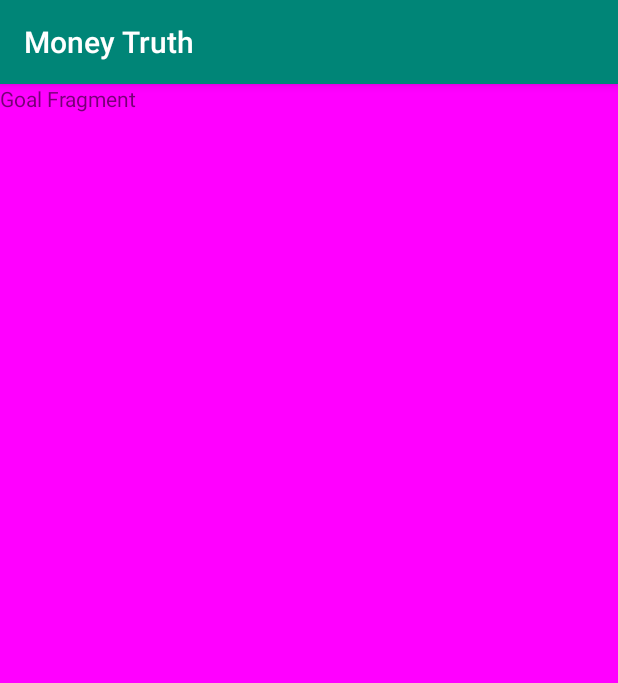
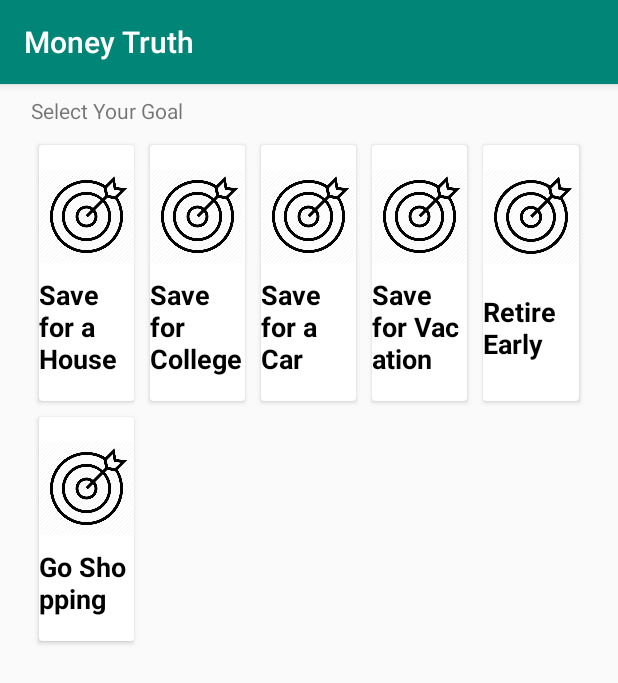
Before and after one commit to niteshjainmj/cuteapp, an Android app: the fragment GoalFragment shown on its own in the app's theme, on a phone screen of 412 x 824 dp. Shown: the top 683 px of the screen. Run offline under Robolectric (Android 15) with nearby library versions, the phone set to English and light mode, and no system bars.

Commit message:
Added goal grid design

```diff
--- a/app/src/main/java/com/moneytruth/dummy/AppManager.kt
+++ b/app/src/main/java/com/moneytruth/dummy/AppManager.kt
@@ -13,6 +13,14 @@ class AppManager private constructor()  {
         const val SETTING_GOAL_INDEX = 1
         const val SETTING_UI_INDEX = 2
         const val SETTING_HISTORY_INDEX = 3
+
+
+        const val GOAL_HOUSE_INDEX = 1
+        const val GOAL_COLLAGE_INDEX = 2
+        const val GOAL_CAR_INDEX = 3
+        const val GOAL_VACATION_INDEX = 4
+        const val GOAL_RETIRE_INDEX = 5
+        const val GOAL_SHOPPING_INDEX = 6
 
         const val SHARED_PREF_BG_COLOR_KEY = "app_bg_color"
         const val SHARED_PREF_BTN_COLOR_KEY = "app_btn_color"
@@ -126,6 +134,19 @@ class AppManager private constructor()  {
     }
 
 
+    fun getAllGoalList(aContext : Context): ArrayList<GoalItem>{
+        val list = ArrayList<GoalItem>()
+        list.add(GoalItem(aContext.getString(R.string.goal_one), R.drawable.goal_image, GOAL_HOUSE_INDEX, false))
+        list.add(GoalItem(aContext.getString(R.string.goal_two), R.drawable.goal_image, GOAL_COLLAGE_INDEX, false))
+        list.add(GoalItem(aContext.getString(R.string.goal_three), R.drawable.goal_image, GOAL_CAR_INDEX, false))
+        list.add(GoalItem(aContext.getString(R.string.goal_four), R.drawable.goal_image, GOAL_VACATION_INDEX, false))
+        list.add(GoalItem(aContext.getString(R.string.goal_five), R.drawable.goal_image, GOAL_RETIRE_INDEX, false))
+        list.add(GoalItem(aContext.getString(R.string.goal_six), R.drawable.goal_image, GOAL_SHOPPING_INDEX, false))
+        return list
+
+    }
+
+
 //    init {
 //    }
 //
--- /dev/null
+++ b/app/src/main/java/com/moneytruth/dummy/GoalAdapter.kt
@@ -0,0 +1,58 @@
+package com.moneytruth.dummy
+
+import android.content.Context
+import android.view.LayoutInflater
+import android.view.View
+import android.view.ViewGroup
+import android.widget.ImageView
+import android.widget.TextView
+import androidx.constraintlayout.widget.ConstraintLayout
+import androidx.recyclerview.widget.RecyclerView
+import com.moneytruth.R
+import kotlinx.android.synthetic.main.goal_grid_item.view.*
+
+class GoalAdapter(var mContext : Context, var aGoalList : ArrayList<GoalItem>, var mSelectedIndex : Int,
+                  var  mClickCallBack:
+                      (aPosition : Int, aGaolItem :GoalItem) -> Unit) :
+RecyclerView.Adapter<GoalAdapter.ViewHolder>() {
+
+
+    override fun onCreateViewHolder(parent: ViewGroup, viewType: Int): ViewHolder {
+        val view = LayoutInflater.from(parent.context)
+            .inflate(R.layout.goal_grid_item, parent, false)
+        return ViewHolder(view)
+    }
+
+    override fun onBindViewHolder(holder: ViewHolder, position: Int) {
+        val item = aGoalList[position]
+        holder.textView.text = item.mTitle
+
+        holder.chileMainView.background = if (mSelectedIndex == position) mContext.getDrawable(R.drawable.rounded_corner_goal_selector_bg) else null
+
+        holder.itemView.setOnClickListener{
+            mClickCallBack(position, item)
+            if (mSelectedIndex != -1){
+                val lastSelect = mSelectedIndex
+                mSelectedIndex = position
+                notifyItemChanged(lastSelect)
+                notifyItemChanged(mSelectedIndex)
+            }else{
+                mSelectedIndex = position
+                notifyItemChanged(mSelectedIndex)
+            }
+
+        }
+
+//        holder.itemView.setOnClickListener{
+//            mClickListenerCallBack(item, position)
+//        }
+    }
+
+    override fun getItemCount() = aGoalList.size
+
+    inner class ViewHolder(view: View) : RecyclerView.ViewHolder(view) {
+        val imageView : ImageView = view.mIvGoalGridRow
+        val textView: TextView = view.mTvGoalGridRow
+        val chileMainView : ConstraintLayout = view.mClGoalRowChild
+    }
+}
--- a/app/src/main/java/com/moneytruth/dummy/Models.kt
+++ b/app/src/main/java/com/moneytruth/dummy/Models.kt
@@ -1,3 +1,5 @@
 package com.moneytruth.dummy
 
 data class SettingMenuItem(var mTitle : String, var mIndex : Int)
+
+data class GoalItem(var mTitle : String, var mIcon :Int, var mIndex : Int, var mSelected : Boolean)
--- a/app/src/main/java/com/moneytruth/screens/GoalFragment.kt
+++ b/app/src/main/java/com/moneytruth/screens/GoalFragment.kt
@@ -1,18 +1,29 @@
 package com.moneytruth.screens
 
 
+import android.content.Context
 import android.os.Bundle
-import androidx.fragment.app.Fragment
 import android.view.LayoutInflater
 import android.view.View
 import android.view.ViewGroup
+import androidx.fragment.app.Fragment
+import androidx.recyclerview.widget.DividerItemDecoration
+import androidx.recyclerview.widget.GridLayoutManager
+import com.moneytruth.R
+import com.moneytruth.dummy.AppManager
+import com.moneytruth.dummy.GoalAdapter
+import com.moneytruth.dummy.GoalItem
+import kotlinx.android.synthetic.main.fragment_goal.*
 
-import com.moneytruth.R
 
 /**
  * A simple [Fragment] subclass.
  */
 class GoalFragment : Fragment() {
+
+
+    var mAllGoalItem = ArrayList<GoalItem>()
+    var mSelectedIndex  = -1
 
     override fun onCreateView(
         inflater: LayoutInflater, container: ViewGroup?,
@@ -22,5 +33,27 @@ class GoalFragment : Fragment() {
         return inflater.inflate(R.layout.fragment_goal, container, false)
     }
 
+    override fun onViewCreated(view: View, savedInstanceState: Bundle?) {
+        super.onViewCreated(view, savedInstanceState)
+        initView()
+    }
+
+    private fun initView() {
+        val layoutManager = GridLayoutManager(activity, 5)
+        mRvGoal.layoutManager = layoutManager
+        val dividerItemDecoration = DividerItemDecoration(
+            mRvGoal.getContext(),
+            layoutManager.getOrientation()
+        )
+        //mRvGoal.addItemDecoration(dividerItemDecoration)
+        mAllGoalItem = AppManager.manager.getAllGoalList(activity as Context)
+
+        val adapter = GoalAdapter(activity as Context, mAllGoalItem, mSelectedIndex){
+            position, it->
+            mSelectedIndex = position
+        }
+        mRvGoal.adapter = adapter
+    }
+
 
 }
--- /dev/null
+++ b/app/src/main/res/drawable/rounded_corner_goal_selector_bg.xml
@@ -0,0 +1,18 @@
+<?xml version="1.0" encoding="UTF-8"?>
+<shape xmlns:android="http://schemas.android.com/apk/res/android"
+    android:shape="rectangle">
+
+    <stroke
+        android:width="2dp"
+        android:color="#FF2979FF"/>
+    <padding
+        android:bottom="5dp"
+        android:left="5dp"
+        android:right="5dp"
+        android:top="5dp"/>
+    <corners
+        android:bottomLeftRadius="7dp"
+        android:bottomRightRadius="7dp"
+        android:topLeftRadius="7dp"
+        android:topRightRadius="7dp"/>
+</shape>
--- a/app/src/main/res/layout/fragment_goal.xml
+++ b/app/src/main/res/layout/fragment_goal.xml
@@ -1,15 +1,42 @@
 <?xml version="1.0" encoding="utf-8"?>
-<FrameLayout xmlns:android="http://schemas.android.com/apk/res/android"
+<androidx.constraintlayout.widget.ConstraintLayout xmlns:android="http://schemas.android.com/apk/res/android"
+    xmlns:app="http://schemas.android.com/apk/res-auto"
     xmlns:tools="http://schemas.android.com/tools"
     android:layout_width="match_parent"
     android:layout_height="match_parent"
-    android:background="#FF00FF"
     tools:context=".screens.GoalFragment">
 
-    <!-- TODO: Update blank fragment layout -->
+
+    <androidx.constraintlayout.widget.Guideline
+        android:id="@+id/guideline11"
+        android:layout_width="wrap_content"
+        android:layout_height="wrap_content"
+        android:orientation="vertical"
+        app:layout_constraintGuide_percent="0.05" />
+
+    <androidx.constraintlayout.widget.Guideline
+        android:id="@+id/guideline12"
+        android:layout_width="wrap_content"
+        android:layout_height="wrap_content"
+        android:orientation="vertical"
+        app:layout_constraintGuide_percent="0.95" />
+
     <TextView
-        android:layout_width="match_parent"
-        android:layout_height="match_parent"
-        android:text="Goal Fragment" />
+        android:id="@+id/textView14"
+        android:layout_width="0dp"
+        android:layout_height="wrap_content"
+        android:layout_marginTop="8dp"
+        android:text="@string/goal_select_label"
+        app:layout_constraintEnd_toEndOf="parent"
+        app:layout_constraintStart_toStartOf="@+id/guideline11"
+        app:layout_constraintTop_toTopOf="parent" />
 
-</FrameLayout>
+    <androidx.recyclerview.widget.RecyclerView
+        android:id="@+id/mRvGoal"
+        android:layout_width="0dp"
+        android:layout_height="wrap_content"
+        android:layout_marginTop="8dp"
+        app:layout_constraintEnd_toStartOf="@+id/guideline12"
+        app:layout_constraintStart_toEndOf="@+id/guideline11"
+        app:layout_constraintTop_toBottomOf="@+id/textView14" />
+</androidx.constraintlayout.widget.ConstraintLayout>
--- /dev/null
+++ b/app/src/main/res/layout/goal_grid_item.xml
@@ -0,0 +1,40 @@
+<?xml version="1.0" encoding="utf-8"?>
+<androidx.cardview.widget.CardView xmlns:android="http://schemas.android.com/apk/res/android"
+    xmlns:app="http://schemas.android.com/apk/res-auto"
+    xmlns:tools="http://schemas.android.com/tools"
+    android:layout_width="match_parent"
+    android:layout_margin="5dp"
+
+    android:layout_height="wrap_content">
+
+    <androidx.constraintlayout.widget.ConstraintLayout
+        android:layout_width="match_parent"
+        android:id="@+id/mClGoalRowChild"
+        android:layout_height="match_parent">
+
+        <ImageView
+            android:id="@+id/mIvGoalGridRow"
+            android:layout_width="wrap_content"
+            android:layout_height="0dp"
+            android:layout_marginTop="16dp"
+            app:layout_constraintDimensionRatio="h,1:1"
+            app:layout_constraintEnd_toEndOf="parent"
+            app:layout_constraintStart_toStartOf="parent"
+            app:layout_constraintTop_toTopOf="parent"
+            app:srcCompat="@drawable/goal_image" />
+
+        <TextView
+            android:id="@+id/mTvGoalGridRow"
+            android:layout_width="wrap_content"
+            android:layout_height="wrap_content"
+            android:layout_marginTop="8dp"
+            android:layout_marginBottom="16dp"
+            android:textSize="18sp"
+            android:textStyle="bold"
+            android:textColor="@color/colorBlack"
+            app:layout_constraintBottom_toBottomOf="parent"
+            app:layout_constraintEnd_toEndOf="parent"
+            app:layout_constraintStart_toStartOf="parent"
+            app:layout_constraintTop_toBottomOf="@+id/mIvGoalGridRow" />
+    </androidx.constraintlayout.widget.ConstraintLayout>
+</androidx.cardview.widget.CardView>
--- a/app/src/main/res/values/colors.xml
+++ b/app/src/main/res/values/colors.xml
@@ -12,7 +12,7 @@
 
 
     <color name="colorDefaultBg">#ffffff</color>
-    <color name="colorDefaultPiggiBg">#FF00ff</color>
+    <color name="colorDefaultPiggiBg">#ffffff</color>
     <color name="colorDefaultSavingBg">#ffffff</color>
     <color name="colorDefaultBtnBg">#d3d3d3</color>
 
--- a/app/src/main/res/values/strings.xml
+++ b/app/src/main/res/values/strings.xml
@@ -37,4 +37,14 @@
     <string name="ui_save_btn_label">Save Changes</string>
     <string name="save_change_sucess">Saved</string>
 
+
+    <string name="goal_select_label">Select Your Goal</string>
+
+    <string name="goal_one">Save for a House</string>
+    <string name="goal_two">Save for College</string>
+    <string name="goal_three">Save for a Car</string>
+    <string name="goal_four">Save for Vacation</string>
+    <string name="goal_five">Retire Early</string>
+    <string name="goal_six">Go Shopping</string>
+
 </resources>
```
